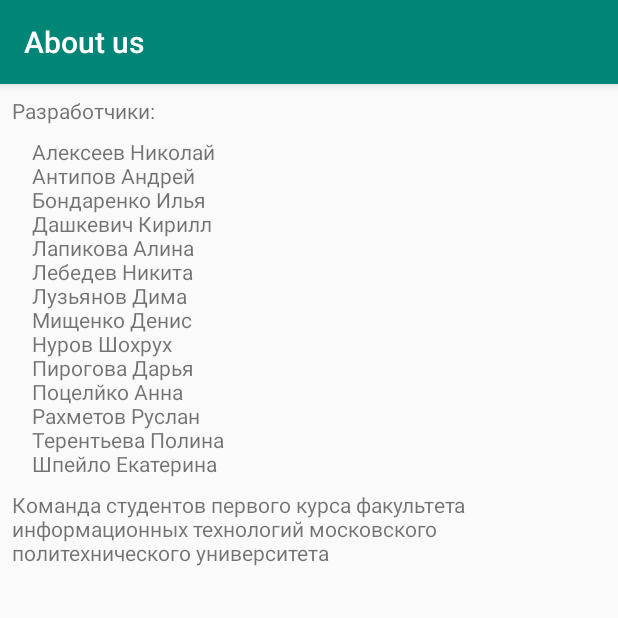
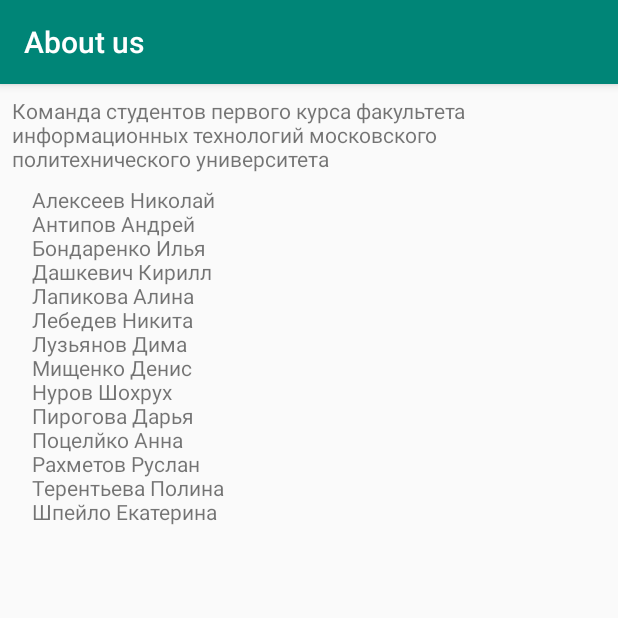
Before and after one commit to pirogovaaaaaa/slovar_polytech, an Android app: the AboutUsActivity screen opened directly, with no data from a screen before it, on a phone screen of 412 x 824 dp, the top half of it. Run offline under Robolectric (Android 15) with nearby library versions, the phone set to English and light mode, and no system bars.

Commit message:
Changed the screen "About Us"

```diff
--- a/AndroidApp/VocabularyApp/app/src/main/res/layout/activity_about_us.xml
+++ b/AndroidApp/VocabularyApp/app/src/main/res/layout/activity_about_us.xml
@@ -6,26 +6,18 @@
     android:layout_height="match_parent">
 
     <TextView
-        android:id="@+id/textDevelopers"
-        android:layout_width="wrap_content"
-        android:layout_height="wrap_content"
-        android:layout_marginStart="8dp"
-        android:layout_marginLeft="8dp"
-        android:layout_marginTop="8dp"
-        android:text="@string/developersHead"
-        app:layout_constraintStart_toStartOf="parent"
-        app:layout_constraintTop_toTopOf="parent" />
-
-    <TextView
         android:id="@+id/textDevelopersList"
         android:layout_width="0dp"
         android:layout_height="wrap_content"
         android:layout_marginStart="8dp"
         android:layout_marginLeft="8dp"
         android:layout_marginTop="8dp"
+        android:layout_marginEnd="8dp"
+        android:layout_marginRight="8dp"
         android:text="@string/developers"
+        app:layout_constraintEnd_toEndOf="parent"
         app:layout_constraintStart_toStartOf="parent"
-        app:layout_constraintTop_toBottomOf="@+id/textDevelopers" />
+        app:layout_constraintTop_toBottomOf="@+id/textTeam" />
 
     <TextView
         android:id="@+id/textTeam"
@@ -38,6 +30,7 @@
         android:layout_marginRight="8dp"
         android:text="@string/teamEnd"
         app:layout_constraintEnd_toEndOf="parent"
+        app:layout_constraintHorizontal_bias="1.0"
         app:layout_constraintStart_toStartOf="parent"
-        app:layout_constraintTop_toBottomOf="@+id/textDevelopersList" />
+        app:layout_constraintTop_toTopOf="parent" />
 </android.support.constraint.ConstraintLayout>
```
